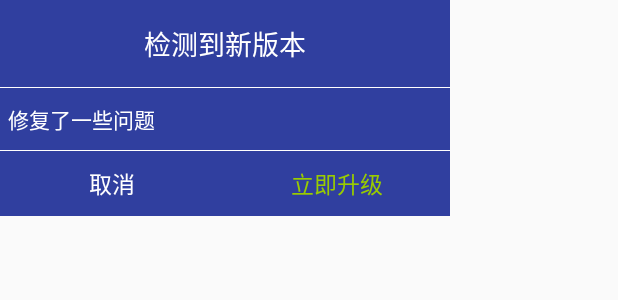
After one commit to mitgroup111/AMS, an Android app: the layout custom_dialog_one_layout.xml on its own in the app's theme, with its tools: preview values and no code run, on a phone screen of 412 x 824 dp. The commit adds this screen. Shown: the top 300 px of the screen. Run offline under Robolectric (Android 15) with nearby library versions, the phone set to English and light mode, and no system bars.

Commit message:
tys commit

```diff
--- /dev/null
+++ b/app/src/main/res/layout/custom_dialog_one_layout.xml
@@ -0,0 +1,64 @@
+<?xml version="1.0" encoding="utf-8"?>
+<LinearLayout xmlns:android="http://schemas.android.com/apk/res/android"
+    android:orientation="vertical" android:layout_width="match_parent"
+  android:background="@android:color/transparent"
+    android:layout_height="match_parent">
+
+    <LinearLayout
+        android:layout_width="300dp"
+        android:orientation="vertical"
+        android:background="@color/colorPrimaryDark"
+
+        android:layout_height="wrap_content">
+        <TextView
+            android:layout_width="wrap_content"
+            android:layout_marginTop="15dp"
+            android:layout_marginBottom="15dp"
+            android:textSize="18sp"
+            android:textColor="@android:color/white"
+            android:layout_gravity="center"
+            android:text="检测到新版本"
+            android:layout_height="wrap_content" />
+        <View
+            android:layout_width="match_parent"
+            android:background="@android:color/white"
+            android:layout_height="1px"></View>
+        <TextView
+            android:paddingTop="10dp"
+            android:paddingBottom="10dp"
+            android:paddingLeft="5dp"
+            android:layout_width="match_parent"
+            android:textColor="@android:color/white"
+            android:text="修复了一些问题"
+            android:layout_height="wrap_content" />
+        <View
+            android:layout_width="match_parent"
+            android:background="@android:color/white"
+            android:layout_height="1px"></View>
+        <LinearLayout
+            android:orientation="horizontal"
+            android:layout_width="match_parent"
+            android:paddingTop="10dp"
+            android:paddingBottom="10dp"
+            android:layout_height="wrap_content">
+            <TextView
+                android:layout_width="match_parent"
+                android:layout_weight="1"
+                android:gravity="center"
+                android:text="取消"
+                android:id="@+id/tv_cancel"
+                android:textColor="@android:color/white"
+                android:textSize="15sp"
+                android:layout_height="wrap_content" />
+            <TextView
+                android:layout_width="match_parent"
+                android:layout_weight="1"
+                android:gravity="center"
+                android:text="立即升级"
+                android:id="@+id/tv_update"
+                android:textColor="@android:color/holo_green_light"
+                android:textSize="15sp"
+                android:layout_height="wrap_content" />
+        </LinearLayout>
+    </LinearLayout>
+</LinearLayout>
--- a/app/src/main/res/values/strings.xml
+++ b/app/src/main/res/values/strings.xml
@@ -34,6 +34,7 @@
     <string name="submit">提交</string>
     <string name="damage_desc">请填写故障描述……</string>
     <string name="pic_desc">请按提示上传照片，最多上传6张照片</string>
+    <string name="pic_desc1">请扫描车辆车辆行驶证</string>
 
     <string name="take_photo">拍摄</string>
     <string name="pick_photo">从相册选择</string>
```
Also changed, not shown: app/src/main/res/layout/custom_dialog_two_layout.xml (added, +55 -0 lines), app/src/main/res/layout/custom_download_layout.xml (added, +35 -0 lines), app/src/main/res/layout/fragment_addcar_upload.xml (added, +82 -0 lines).
